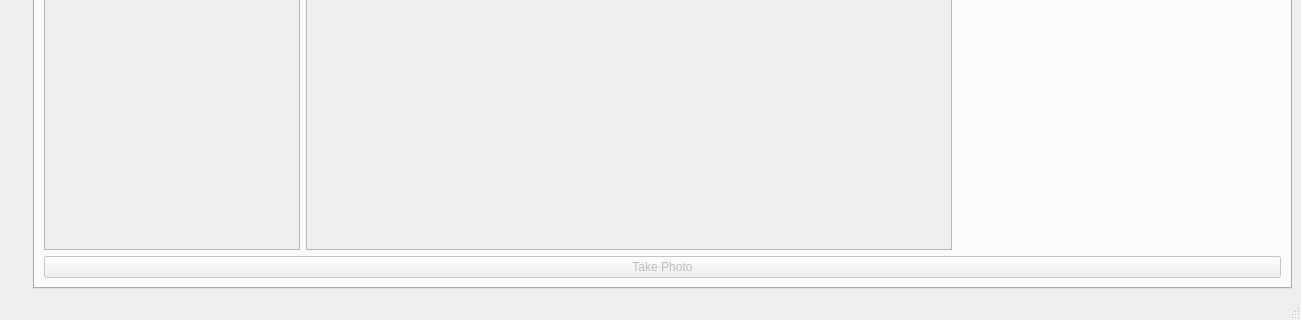
The window that src/mainwindow.ui (TibaudoRomain/EchoBot) describes before a commit, drawn with Qt 5; both pictures show x 0 to 1301 and y 463 to 783 of the 1301 by 783 pixel window.
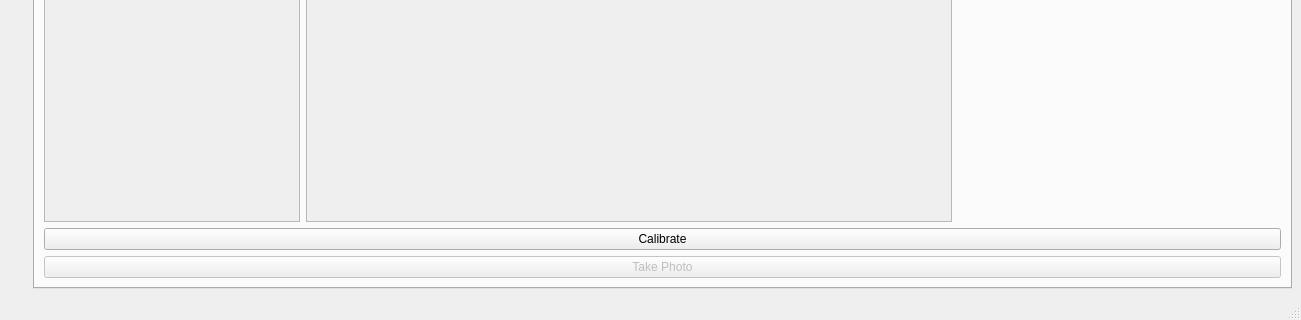
The same window after the commit.

Commit message: angles implémentés mais j'ai pas fini la calibration

```diff
--- a/src/mainwindow.ui
+++ b/src/mainwindow.ui
@@ -608,6 +608,13 @@
           </item>
          </layout>
         </item>
+        <item>
+         <widget class="QPushButton" name="calibration">
+          <property name="text">
+           <string>Calibrate</string>
+          </property>
+         </widget>
+        </item>
         <item>
          <widget class="QPushButton" name="TakePhoto">
           <property name="enabled">
```
Left out of the diff: 2 changed lines with no effect on the pictures. The commit also changes 6 other files.
